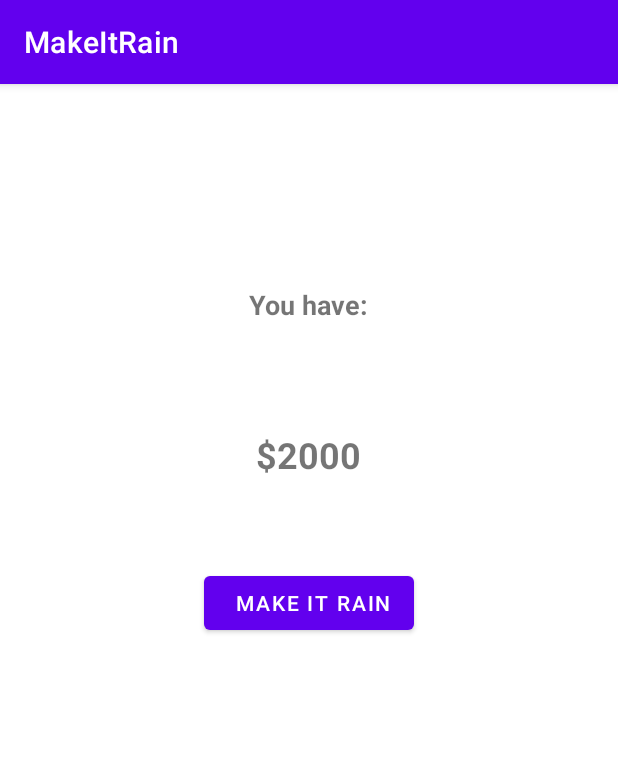
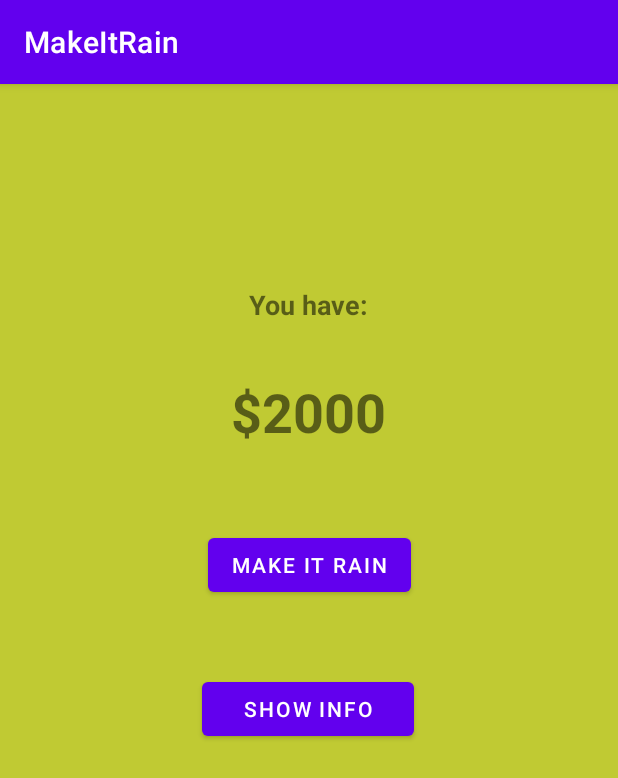
Before and after one commit to YeshayahuBennun/AndroidStudioMakeItRain, an Android app: the screen it shows after launch (MainActivity), on a phone screen of 412 x 824 dp. Shown: the top 778 px of the screen. Run offline under Robolectric (Android 15) with nearby library versions, the phone set to English and light mode, and no system bars.

Commit message:
Commit#2 - Make It Rain - Adding Buttons and the Background

```diff
--- a/app/src/main/res/layout/activity_main.xml
+++ b/app/src/main/res/layout/activity_main.xml
@@ -4,13 +4,14 @@
     xmlns:tools="http://schemas.android.com/tools"
     android:layout_width="match_parent"
     android:layout_height="match_parent"
+    android:background="#C0CA33"
     tools:context=".MainActivity">
 
     <TextView
         android:id="@+id/textView3"
         android:layout_width="wrap_content"
         android:layout_height="wrap_content"
-        android:text="You have:"
+        android:text="@string/you_have"
         android:textSize="18sp"
         android:textStyle="bold"
         app:layout_constraintBottom_toBottomOf="parent"
@@ -21,29 +22,42 @@
         app:layout_constraintVertical_bias="0.181" />
 
     <TextView
-        android:id="@+id/textView2"
+        android:id="@+id/moneyValue"
         android:layout_width="188dp"
         android:layout_height="55dp"
         android:gravity="center"
-        android:text="$2000"
-        android:textSize="24sp"
+        android:text="@string/money_value"
+        android:textSize="36sp"
         android:textStyle="bold"
         app:layout_constraintBottom_toBottomOf="parent"
         app:layout_constraintEnd_toEndOf="parent"
         app:layout_constraintHorizontal_bias="0.497"
         app:layout_constraintStart_toStartOf="parent"
         app:layout_constraintTop_toBottomOf="@+id/textView3"
-        app:layout_constraintVertical_bias="0.108" />
+        app:layout_constraintVertical_bias="0.057" />
 
     <Button
-        android:id="@+id/button"
+        android:id="@+id/buttonMakeItRain"
         android:layout_width="wrap_content"
         android:layout_height="wrap_content"
-        android:text=" Make It Rain"
+        android:text="@string/make_it_rain"
         app:layout_constraintBottom_toBottomOf="parent"
         app:layout_constraintEnd_toEndOf="parent"
         app:layout_constraintStart_toStartOf="parent"
-        app:layout_constraintTop_toBottomOf="@+id/textView2"
+        app:layout_constraintTop_toBottomOf="@+id/moneyValue"
         app:layout_constraintVertical_bias="0.107" />
 
+    <Button
+        android:id="@+id/buttonShowInfo"
+        android:layout_width="141dp"
+        android:layout_height="48dp"
+        android:gravity="center"
+        android:text="@string/show_info"
+        app:layout_constraintBottom_toBottomOf="parent"
+        app:layout_constraintEnd_toEndOf="parent"
+        app:layout_constraintHorizontal_bias="0.498"
+        app:layout_constraintStart_toStartOf="parent"
+        app:layout_constraintTop_toBottomOf="@+id/buttonMakeItRain"
+        app:layout_constraintVertical_bias="0.128" />
+
 </androidx.constraintlayout.widget.ConstraintLayout>
--- a/app/src/main/res/values/strings.xml
+++ b/app/src/main/res/values/strings.xml
@@ -1,3 +1,7 @@
 <resources>
     <string name="app_name">MakeItRain</string>
+    <string name="you_have">You have:</string>
+    <string name="money_value">$2000</string>
+    <string name="make_it_rain">Make It Rain</string>
+    <string name="show_info">Show Info</string>
 </resources>
```
